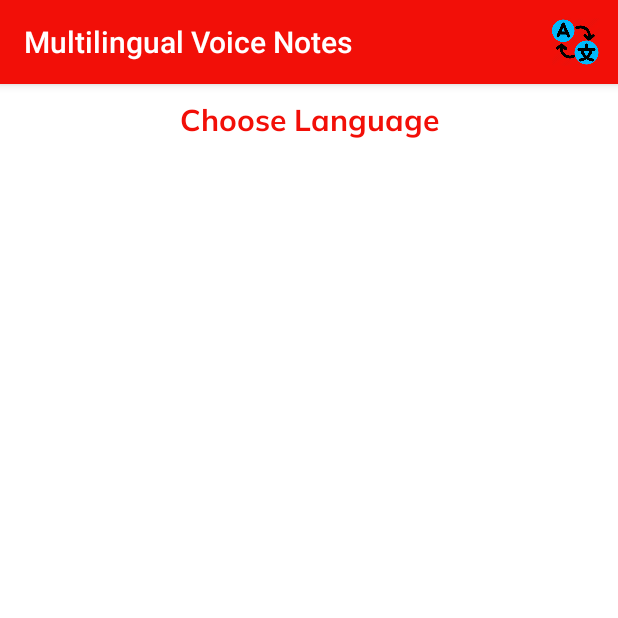
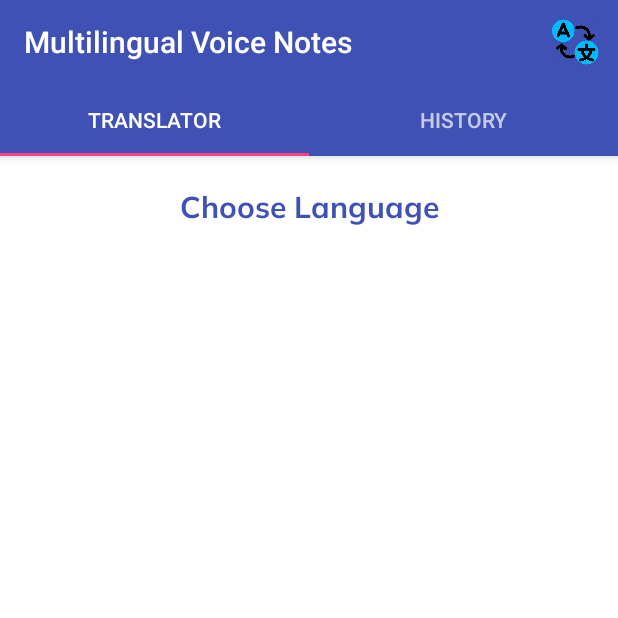
Before and after one commit to varunam/Multilingual-Voice-Notes, an Android app: the screen it shows after launch (MainActivity), after a tap on "Language", on a phone screen of 412 x 824 dp, the top half of it. Run offline under Robolectric (Android 15) with nearby library versions, the phone set to English and light mode, and no system bars; libraries missing offline, so code that uses them is left out: app.speechtotext; 2 statements that could not run were skipped.

Commit message:
added tabular layout

```diff
--- a/app/build.gradle
+++ b/app/build.gradle
@@ -28,6 +28,7 @@ dependencies {
     implementation 'com.android.support:appcompat-v7:28.0.0'
     implementation 'com.android.support.constraint:constraint-layout:1.1.3'
     implementation project(':speechtotext')
+    implementation 'com.android.support:design:28.0.0'
     testImplementation 'junit:junit:4.12'
     androidTestImplementation 'com.android.support.test:runner:1.0.2'
     androidTestImplementation 'com.android.support.test.espresso:espresso-core:3.0.2'
--- a/app/src/main/AndroidManifest.xml
+++ b/app/src/main/AndroidManifest.xml
@@ -9,7 +9,8 @@
             android:roundIcon="@mipmap/ic_launcher_round"
             android:supportsRtl="true"
             android:theme="@style/AppTheme">
-        <activity android:name=".view.activities.MainActivity">
+        <activity android:name=".view.activities.MainActivity"
+        >
             <intent-filter>
                 <action android:name="android.intent.action.MAIN"/>
 
--- /dev/null
+++ b/app/src/main/java/com/kannadavoicenotes/app/kannadavoicenotes/adapter/ViewpagerAdapter.kt
@@ -0,0 +1,27 @@
+package com.kannadavoicenotes.app.kannadavoicenotes.adapter
+
+/**
+ * Created by varun.am on 05/12/18
+ */
+
+import android.support.v4.app.Fragment
+import android.support.v4.app.FragmentManager
+import android.support.v4.app.FragmentPagerAdapter
+import com.kannadavoicenotes.app.kannadavoicenotes.view.fragments.ChooseLanguageFragment
+
+class ViewPagerAdapter(manager: FragmentManager) : FragmentPagerAdapter(manager) {
+
+    private val title = arrayOf("Translator", "History")
+
+    override fun getItem(position: Int): Fragment {
+        return ChooseLanguageFragment.newInstance()
+    }
+
+    override fun getCount(): Int {
+        return title.size
+    }
+
+    override fun getPageTitle(position: Int): CharSequence? {
+        return title[position]
+    }
+}
--- a/app/src/main/java/com/kannadavoicenotes/app/kannadavoicenotes/view/activities/MainActivity.kt
+++ b/app/src/main/java/com/kannadavoicenotes/app/kannadavoicenotes/view/activities/MainActivity.kt
@@ -3,22 +3,37 @@ package com.kannadavoicenotes.app.kannadavoicenotes.view.activities
 import android.content.Intent
 import android.os.Bundle
 import android.speech.RecognizerIntent
+import android.support.design.widget.TabLayout
+import android.support.v4.view.ViewPager
 import android.support.v7.app.AppCompatActivity
+import android.support.v7.widget.Toolbar
 import android.view.Menu
 import android.view.MenuItem
 import android.widget.Toast
 import app.speechtotext.SpeechConvertedListener
 import app.speechtotext.SpeechToTextConverter.TEXT_TO_SPEECH_REQUEST_KEY
 import com.kannadavoicenotes.app.kannadavoicenotes.R
+import com.kannadavoicenotes.app.kannadavoicenotes.adapter.ViewPagerAdapter
 import com.kannadavoicenotes.app.kannadavoicenotes.view.fragments.ChooseLanguageFragment
 
 class MainActivity : AppCompatActivity(), SpeechConvertedListener {
 
-    var chooseLanguageFragment: ChooseLanguageFragment? = null
+    private var chooseLanguageFragment: ChooseLanguageFragment? = null
 
     override fun onCreate(savedInstanceState: Bundle?) {
         super.onCreate(savedInstanceState)
         setContentView(R.layout.activity_main)
+
+        val toolbar = findViewById<Toolbar>(R.id.toolbar)
+        setSupportActionBar(toolbar)
+
+        val viewPager = findViewById<ViewPager>(R.id.viewpager)
+        val adapter = ViewPagerAdapter(supportFragmentManager)
+        viewPager.adapter = adapter
+
+        val tabLayout = findViewById<TabLayout>(R.id.tabs)
+        tabLayout.setupWithViewPager(viewPager)
+
     }
 
     private fun launchChooseLangFragment() {
--- a/app/src/main/res/layout/activity_choose_language.xml
+++ b/app/src/main/res/layout/activity_choose_language.xml
@@ -7,6 +7,7 @@
 >
 
     <TextView
+            android:layout_marginTop="10dp"
             android:id="@+id/choose_lang"
             android:textSize="20sp"
             android:fontFamily="@font/muli_bold"
@@ -14,7 +15,6 @@
             android:gravity="center"
             android:textColor="@color/colorPrimary"
             android:layout_marginBottom="20dp"
-            android:layout_marginTop="10dp"
             android:text="@string/choose_lang"
             android:layout_width="match_parent"
             android:layout_height="wrap_content"/>
--- a/app/src/main/res/layout/activity_main.xml
+++ b/app/src/main/res/layout/activity_main.xml
@@ -1,5 +1,5 @@
 <?xml version="1.0" encoding="utf-8"?>
-<android.support.constraint.ConstraintLayout
+<RelativeLayout
         xmlns:android="http://schemas.android.com/apk/res/android"
         xmlns:tools="http://schemas.android.com/tools"
         xmlns:app="http://schemas.android.com/apk/res-auto"
@@ -7,9 +7,40 @@
         android:layout_height="match_parent"
         tools:context=".view.activities.MainActivity">
 
+    <android.support.design.widget.AppBarLayout
+            android:id="@+id/appbarLayoutId"
+            android:layout_width="match_parent"
+            android:layout_height="wrap_content"
+            android:theme="@style/ThemeOverlay.AppCompat.Dark.ActionBar">
+
+        <android.support.v7.widget.Toolbar
+                android:id="@+id/toolbar"
+                android:layout_width="match_parent"
+                android:layout_height="?attr/actionBarSize"
+                android:background="?attr/colorPrimary"
+                app:layout_scrollFlags="scroll"
+                app:popupTheme="@style/ThemeOverlay.AppCompat.Light"/>
+
+        <android.support.design.widget.TabLayout
+                android:id="@+id/tabs"
+                android:layout_width="match_parent"
+                android:layout_height="wrap_content"
+                app:tabGravity="fill"
+                app:tabMode="fixed"/>
+
+    </android.support.design.widget.AppBarLayout>
+
+    <android.support.v4.view.ViewPager
+            android:id="@+id/viewpager"
+            android:layout_width="match_parent"
+            android:layout_height="match_parent"
+            app:layout_behavior="@string/appbar_scrolling_view_behavior"/>
+
     <FrameLayout
             android:id="@+id/main_container_id"
+            android:layout_marginTop="10dp"
+            android:layout_below="@id/appbarLayoutId"
             android:layout_width="match_parent"
             android:layout_height="match_parent"/>
 
-</android.support.constraint.ConstraintLayout>
+</RelativeLayout>
--- a/app/src/main/res/values/colors.xml
+++ b/app/src/main/res/values/colors.xml
@@ -1,7 +1,11 @@
 <?xml version="1.0" encoding="utf-8"?>
 <resources>
-    <color name="colorPrimary">#f20f08</color>
-    <color name="colorPrimaryDark">#d64a47</color>
-    <color name="colorAccent">#d64a47</color>
+    <color name="colorPrimary">#3F51B5</color>
+    <color name="colorPrimaryDark">#303F9F</color>
+    <color name="colorAccent">#FF4081</color>
+    <color name="primaryText">#212121</color>
+    <color name="secondaryText">#757575</color>
+    <color name="dividerColor">#BDBDBD</color>
+    <color name="lightPrimaryColor">#C5CAE9</color>
     <color name="white">#ffffff</color>
 </resources>
--- a/app/src/main/res/values/styles.xml
+++ b/app/src/main/res/values/styles.xml
@@ -1,7 +1,7 @@
 <resources>
 
     <!-- Base application theme. -->
-    <style name="AppTheme" parent="Theme.AppCompat.Light.DarkActionBar">
+    <style name="AppTheme" parent="Theme.AppCompat.Light.NoActionBar">
         <!-- Customize your theme here. -->
         <item name="colorPrimary">@color/colorPrimary</item>
         <item name="colorPrimaryDark">@color/colorPrimaryDark</item>
```
